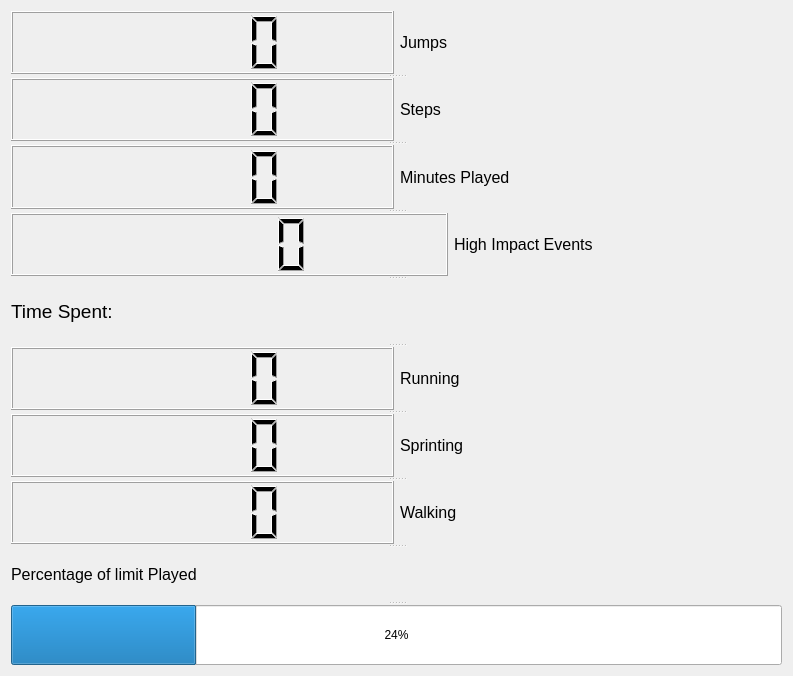
Old version of the form GUI/playerStats.ui in the repository vasav123/LoadManager.
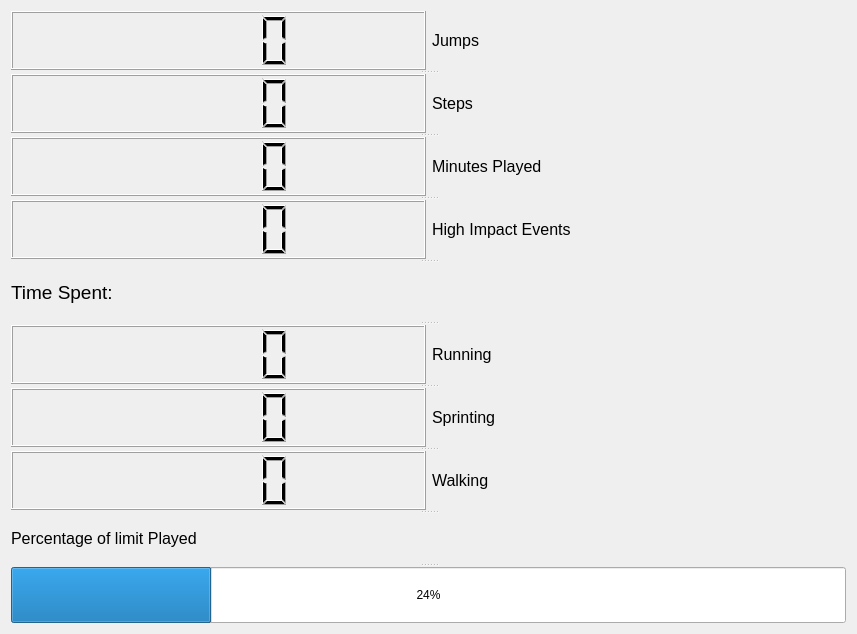
New version of the form.

Diff of the .ui file:
```diff
--- a/GUI/playerStats.ui
+++ b/GUI/playerStats.ui
@@ -6,8 +6,8 @@
    <rect>
     <x>0</x>
     <y>0</y>
-    <width>793</width>
-    <height>676</height>
+    <width>857</width>
+    <height>634</height>
    </rect>
   </property>
   <property name="sizePolicy">
@@ -25,7 +25,7 @@
      <property name="orientation">
       <enum>Qt::Vertical</enum>
      </property>
-     <widget class="QWidget" name="">
+     <widget class="QWidget" name="layoutWidget">
       <layout class="QHBoxLayout" name="horizontalLayout_7">
        <item>
         <widget class="QLCDNumber" name="NumJumps"/>
@@ -44,7 +44,7 @@
        </item>
       </layout>
      </widget>
-     <widget class="QWidget" name="">
+     <widget class="QWidget" name="layoutWidget">
       <layout class="QHBoxLayout" name="horizontalLayout_6">
        <item>
         <widget class="QLCDNumber" name="NumSteps"/>
@@ -63,7 +63,7 @@
        </item>
       </layout>
      </widget>
-     <widget class="QWidget" name="">
+     <widget class="QWidget" name="layoutWidget">
       <layout class="QHBoxLayout" name="horizontalLayout_5">
        <item>
         <widget class="QLCDNumber" name="NumMinutes"/>
@@ -85,7 +85,7 @@
        </item>
       </layout>
      </widget>
-     <widget class="QWidget" name="">
+     <widget class="QWidget" name="layoutWidget">
       <layout class="QHBoxLayout" name="horizontalLayout_4">
        <item>
         <widget class="QLCDNumber" name="NumImpacts"/>
@@ -93,7 +93,7 @@
        <item>
         <widget class="QLabel" name="label_3">
          <property name="sizePolicy">
-          <sizepolicy hsizetype="Fixed" vsizetype="Fixed">
+          <sizepolicy hsizetype="Preferred" vsizetype="Fixed">
            <horstretch>0</horstretch>
            <verstretch>0</verstretch>
           </sizepolicy>
@@ -122,22 +122,6 @@
          </property>
         </widget>
        </item>
-       <item>
-        <spacer name="horizontalSpacer">
-         <property name="orientation">
-          <enum>Qt::Horizontal</enum>
-         </property>
-         <property name="sizeType">
-          <enum>QSizePolicy::Fixed</enum>
-         </property>
-         <property name="sizeHint" stdset="0">
-          <size>
-           <width>158</width>
-           <height>10</height>
-          </size>
-         </property>
-        </spacer>
-       </item>
       </layout>
      </widget>
      <widget class="QLabel" name="TimeSpentLabel">
@@ -150,7 +134,7 @@
        <string>Time Spent:</string>
       </property>
      </widget>
-     <widget class="QWidget" name="">
+     <widget class="QWidget" name="layoutWidget">
       <layout class="QHBoxLayout" name="horizontalLayout">
        <item>
         <widget class="QLCDNumber" name="NumRun"/>
@@ -172,7 +156,7 @@
        </item>
       </layout>
      </widget>
-     <widget class="QWidget" name="">
+     <widget class="QWidget" name="layoutWidget">
       <layout class="QHBoxLayout" name="horizontalLayout_2">
        <item>
         <widget class="QLCDNumber" name="NumSprint"/>
@@ -194,7 +178,7 @@
        </item>
       </layout>
      </widget>
-     <widget class="QWidget" name="">
+     <widget class="QWidget" name="layoutWidget">
       <layout class="QHBoxLayout" name="horizontalLayout_3">
        <item>
         <widget class="QLCDNumber" name="NumWalk"/>
```
